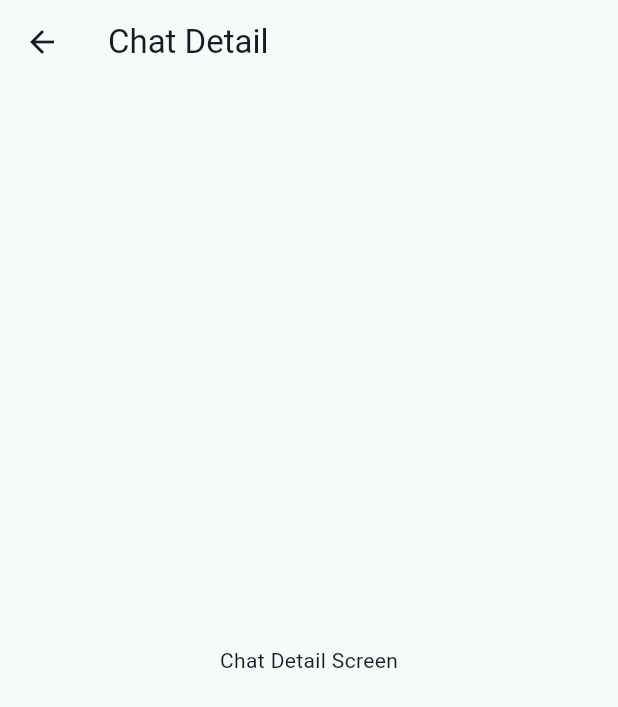
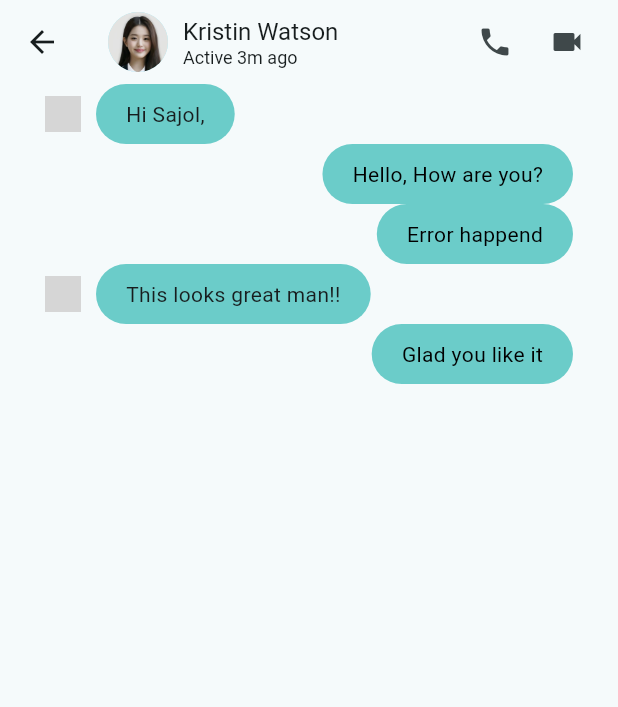
Before and after one commit to bayuhadi863/penstore-ecommerce-mobile-app, a Flutter app: the ChatDetailScreen screen opened by its route, on a phone screen of 412 x 824 dp. Shown: the top 707 px of the screen. Run offline on Flutter 3.47's test engine with Material 3 defaults, Android fonts, the phone set to English and light mode, and no system bars; our stand-ins replace carousel_slider, cloud_firestore, dotted_border, firebase_auth, firebase_core, firebase_storage and 4 more; accounts and stored records are empty; grey boxes are pictures that could not be loaded.

Commit message:
halaman chat

```diff
--- /dev/null
+++ b/lib/models/chat.dart
@@ -0,0 +1,43 @@
+class Chat {
+  final String name, lastMessage, image, time;
+  final bool isActive;
+
+  Chat({
+    this.name = '',
+    this.lastMessage = '',
+    this.image = '',
+    this.time = '',
+    this.isActive = false,
+  });
+}
+
+List chatsData = [
+  Chat(
+    name: "Jenny Wilson",
+    lastMessage: "Lorem ipsum dolor sit amet, consectetur adipiscing elit,",
+    image: "assets/images/profile.jpeg",
+    time: "3m ago",
+    isActive: false,
+  ),
+  Chat(
+    name: "Esther Howard",
+    lastMessage: "Hello Abdullah! I am...",
+    image: "assets/images/profile.jpeg",
+    time: "8m ago",
+    isActive: true,
+  ),
+  Chat(
+    name: "Ralph Edwards",
+    lastMessage: "Do you have update...",
+    image: "assets/images/profile.jpeg",
+    time: "5d ago",
+    isActive: false,
+  ),
+  Chat(
+    name: "Jacob Jones",
+    lastMessage: "You’re welcome :)",
+    image: "assets/images/profile.jpeg",
+    time: "5d ago",
+    isActive: true,
+  ),
+];
--- /dev/null
+++ b/lib/models/chatMessages.dart
@@ -0,0 +1,61 @@
+enum ChatMessageType { text, audio, image, video }
+enum MessageStatus { not_sent, not_view, viewed }
+
+class ChatMessage {
+  final String text;
+  final ChatMessageType messageType;
+  final MessageStatus messageStatus;
+  final bool isSender;
+
+  ChatMessage({
+    this.text = '',
+    required this.messageType,
+    required this.messageStatus,
+    required this.isSender,
+  });
+}
+
+List demeChatMessages = [
+  ChatMessage(
+    text: "Hi Sajol,",
+    messageType: ChatMessageType.text,
+    messageStatus: MessageStatus.viewed,
+    isSender: false,
+  ),
+  ChatMessage(
+    text: "Hello, How are you?",
+    messageType: ChatMessageType.text,
+    messageStatus: MessageStatus.viewed,
+    isSender: true,
+  ),
+  // ChatMessage(
+  //   text: "",
+  //   messageType: ChatMessageType.audio,
+  //   messageStatus: MessageStatus.viewed,
+  //   isSender: false,
+  // ),
+  // ChatMessage(
+  //   text: "",
+  //   messageType: ChatMessageType.video,
+  //   messageStatus: MessageStatus.viewed,
+  //   isSender: true,
+  // ),
+  ChatMessage(
+    text: "Error happend",
+    messageType: ChatMessageType.text,
+    messageStatus: MessageStatus.not_sent,
+    isSender: true,
+  ),
+  ChatMessage(
+    text: "This looks great man!!",
+    messageType: ChatMessageType.text,
+    messageStatus: MessageStatus.viewed,
+    isSender: false,
+  ),
+  ChatMessage(
+    text: "Glad you like it",
+    messageType: ChatMessageType.text,
+    messageStatus: MessageStatus.not_view,
+    isSender: true,
+  ),
+];
--- a/lib/screens/chat/chat_detail_screen.dart
+++ b/lib/screens/chat/chat_detail_screen.dart
@@ -1,4 +1,5 @@
 import 'package:flutter/material.dart';
+import 'package:penstore/widgets/chat/message_body.dart';
 
 class ChatDetailScreen extends StatefulWidget {
   const ChatDetailScreen({super.key});
@@ -11,12 +12,48 @@ class _ChatDetailScreenState extends State<ChatDetailScreen> {
   @override
   Widget build(BuildContext context) {
     return Scaffold(
-      appBar: AppBar(
-        title: const Text('Chat Detail'),
+      appBar: buildAppBar(),
+      body: MessageBody(),
+    );
+  }
+
+  AppBar buildAppBar() {
+    return AppBar(
+      title: const Row(
+        children: [
+          // BackButton(),
+          CircleAvatar(
+            backgroundImage: AssetImage('assets/images/profile.jpeg'),
+          ),
+          SizedBox(
+            width: 10,
+          ),
+          Column(
+            crossAxisAlignment: CrossAxisAlignment.start,
+            children: [
+              Text(
+                "Kristin Watson",
+                style: TextStyle(fontSize: 16),
+              ),
+              Text(
+                "Active 3m ago",
+                style: TextStyle(fontSize: 12),
+              )
+            ],
+          ),
+        ],
       ),
-      body: const Center(
-        child: Text('Chat Detail Screen'),
-      ),
+      actions: [
+        IconButton(
+          icon: const Icon(Icons.local_phone),
+          onPressed: () {},
+        ),
+        IconButton(
+          icon: const Icon(Icons.videocam),
+          onPressed: () {},
+        ),
+        const SizedBox(width: 10),
+      ],
     );
   }
 }
--- a/lib/screens/chat/chat_screen.dart
+++ b/lib/screens/chat/chat_screen.dart
@@ -1,4 +1,5 @@
 import 'package:flutter/material.dart';
+import 'package:penstore/widgets/chat/chat_body.dart';
 
 class ChatScreen extends StatefulWidget {
   const ChatScreen({super.key});
@@ -14,9 +15,7 @@ class _ChatScreenState extends State<ChatScreen> {
       appBar: AppBar(
         title: const Text('Chat'),
       ),
-      body: const Center(
-        child: Text('Chat Screen'),
-      ),
+      body: const ChatBody()
     );
   }
 }
--- /dev/null
+++ b/lib/widgets/chat/message.dart
@@ -0,0 +1,48 @@
+import 'dart:math';
+
+import 'package:flutter/foundation.dart';
+import 'package:flutter/material.dart';
+import 'package:penstore/models/chatMessages.dart';
+import 'package:penstore/widgets/chat/text_message.dart';
+
+class Message extends StatelessWidget {
+  const Message({
+    Key? key,
+    required this.message,
+  }) : super(key: key);
+
+  final ChatMessage message;
+
+  @override
+  Widget build(BuildContext context) {
+    Widget messageContaint(ChatMessage message) {
+      switch (message.messageType) {
+        case ChatMessageType.text:
+          return TextMessage(message: message);
+        default:
+          return const SizedBox();
+      }
+    }
+
+    return Padding(
+      padding: const EdgeInsets.symmetric(
+        horizontal: 10,
+      ),
+      child: Row(
+        mainAxisAlignment:
+            message.isSender ? MainAxisAlignment.end : MainAxisAlignment.start,
+        children: [
+          if (!message.isSender) ...[
+            const CircleAvatar(
+              radius: 12,
+              backgroundImage: AssetImage("assets/images/profile.png"),
+            ),
+            const SizedBox(width: 10),
+          ],
+          messageContaint(message),
+          // if (message.isSender) MessageStatusDot(status: message.messageStatus)
+        ],
+      ),
+    );
+  }
+}
--- /dev/null
+++ b/lib/widgets/chat/message_body.dart
@@ -0,0 +1,27 @@
+import 'package:flutter/foundation.dart';
+import 'package:flutter/material.dart';
+import 'package:penstore/models/chatMessages.dart';
+import 'package:penstore/widgets/chat/message.dart';
+
+class MessageBody extends StatelessWidget {
+  const MessageBody({super.key});
+
+  @override
+  Widget build(BuildContext context) {
+    return Column(
+      children: [
+        Expanded(
+          child: Padding(
+            padding: const EdgeInsets.symmetric(
+              horizontal: 20,
+
+            ),
+            child: ListView.builder(
+              itemCount: demeChatMessages.length,
+              itemBuilder: (context, index) => Message(message: demeChatMessages[index])),
+          ),
+        ),
+      ],
+    );
+  }
+}
--- /dev/null
+++ b/lib/widgets/chat/text_message.dart
@@ -0,0 +1,31 @@
+import 'package:flutter/foundation.dart';
+import 'package:flutter/material.dart';
+import 'package:penstore/models/chatMessages.dart';
+
+class TextMessage extends StatelessWidget {
+  const TextMessage({
+    Key? key,
+    this.message,
+  }) : super(key: key);
+
+  final ChatMessage? message;
+
+  @override
+  Widget build(BuildContext context) {
+    return Container(
+      padding: const EdgeInsets.symmetric(horizontal: 20, vertical: 10),
+      decoration: BoxDecoration(
+        color: const Color(0xFF6BCCC9),
+        borderRadius: BorderRadius.circular(30),
+      ),
+      child: Text(
+        message!.text,
+        style: TextStyle(
+          color: message!.isSender
+              ? Colors.black
+              : Theme.of(context).textTheme.bodyLarge!.color,
+        ),
+      ),
+    );
+  }
+}
```
Also changed, not shown: lib/widgets/chat/chat_body.dart (added, +33 -0 lines), lib/widgets/chat/chat_card.dart (added, +85 -0 lines).
